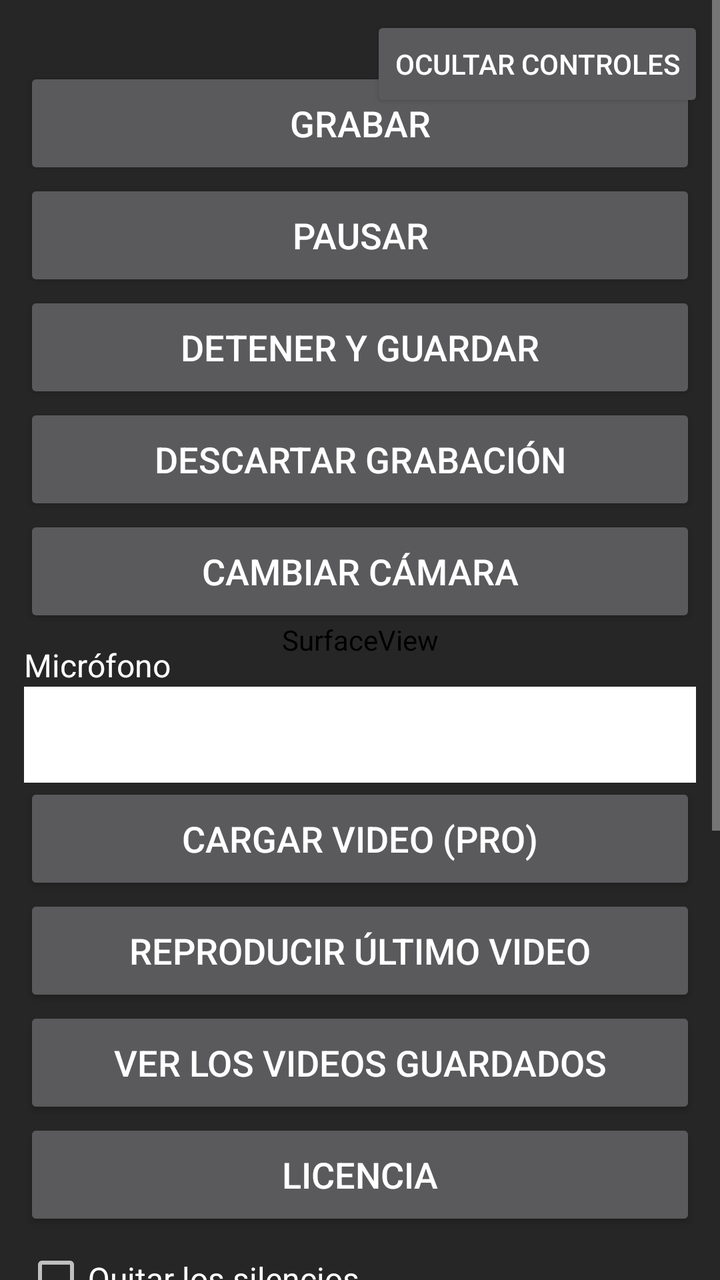
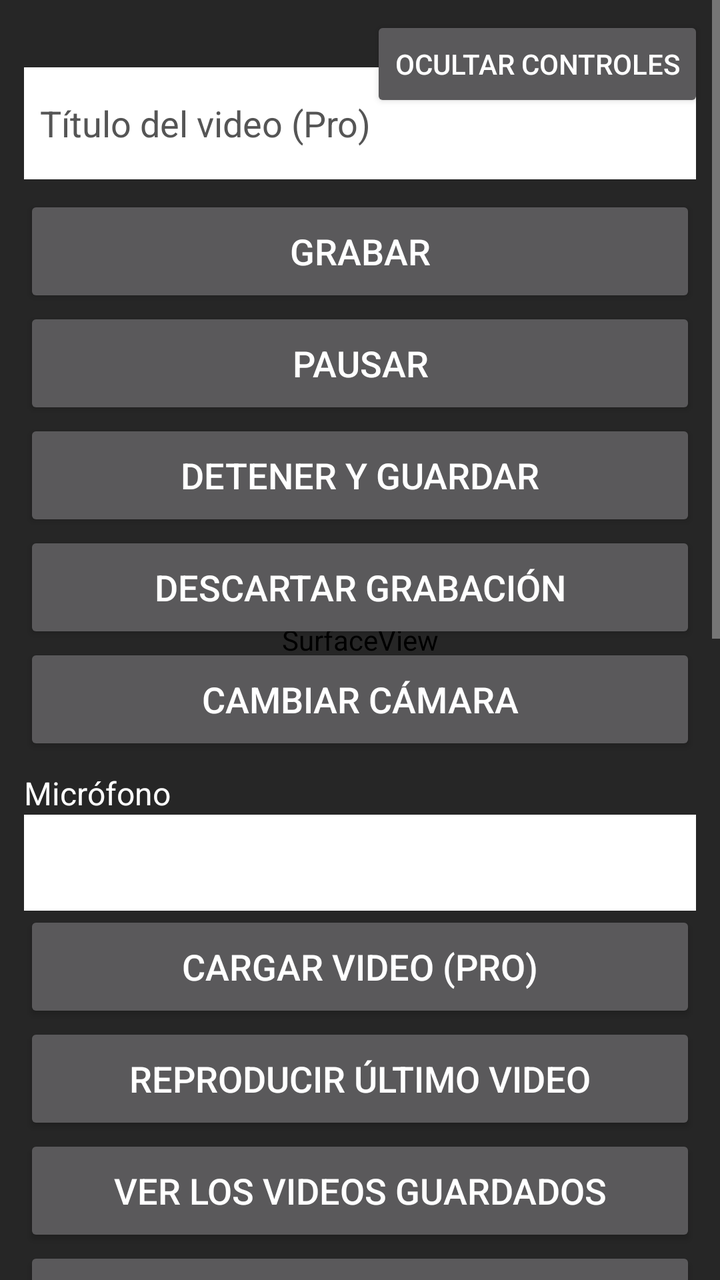

Screens rendered from an Android XML layout before and after an edit, with the pre-edit source and the edit as a unified diff.
<!-- AndroidManifest.xml: application theme Theme.JorCam -->
<!-- res/layout/activity_main.xml -->
<?xml version="1.0" encoding="utf-8"?>
<FrameLayout xmlns:android="http://schemas.android.com/apk/res/android"
    android:layout_width="match_parent"
    android:layout_height="match_parent"
    android:background="#000000">

    
    <SurfaceView
        android:id="@+id/vista"
        android:layout_width="match_parent"
        android:layout_height="match_parent"
        android:layout_gravity="center"
        android:importantForAccessibility="no" />

    <Button
        android:id="@+id/btnControles"
        android:layout_width="wrap_content"
        android:layout_height="wrap_content"
        android:layout_gravity="top|end"
        android:layout_margin="8dp"
        android:minHeight="48dp"
        android:text="@string/ocultar_controles" />

    <ScrollView
        android:id="@+id/panel"
        android:layout_width="match_parent"
        android:layout_height="wrap_content"
        android:layout_gravity="bottom"
        android:background="#B3000000"
        android:fillViewport="false">

        <LinearLayout
            android:id="@+id/controles"
            android:layout_width="match_parent"
            android:layout_height="wrap_content"
            android:orientation="vertical"
            android:padding="12dp">

            <TextView
                android:id="@+id/registro"
                android:layout_width="match_parent"
                android:layout_height="wrap_content"
                android:importantForAccessibility="no"
                android:textColor="#FFFFFF"
                android:textSize="16sp" />

            <ProgressBar
                android:id="@+id/barra"
                style="?android:attr/progressBarStyleHorizontal"
                android:layout_width="match_parent"
                android:layout_height="wrap_content"
                android:max="100"
                android:visibility="gone" />

            <Button
                android:id="@+id/btnGrabar"
                android:layout_width="match_parent"
                android:layout_height="wrap_content"
                android:minHeight="56dp"
                android:text="@string/grabar"
                android:textSize="18sp" />

            <Button
                android:id="@+id/btnPausar"
                android:layout_width="match_parent"
                android:layout_height="wrap_content"
                android:minHeight="56dp"
                android:text="@string/pausar"
                android:textSize="18sp" />

            <Button
                android:id="@+id/btnDetener"
                android:layout_width="match_parent"
                android:layout_height="wrap_content"
                android:minHeight="56dp"
                android:text="@string/detener"
                android:textSize="18sp" />

            <Button
                android:id="@+id/btnDescartar"
                android:layout_width="match_parent"
                android:layout_height="wrap_content"
                android:minHeight="56dp"
                android:text="@string/descartar"
                android:textSize="18sp" />

            <Button
                android:id="@+id/btnCamara"
                android:layout_width="match_parent"
                android:layout_height="wrap_content"
                android:minHeight="56dp"
                android:text="@string/cambiar_camara"
                android:textSize="18sp" />

            <TextView
                android:layout_width="match_parent"
                android:layout_height="wrap_content"
                android:labelFor="@+id/spinnerMic"
                android:paddingTop="8dp"
                android:text="@string/microfono"
                android:textColor="#FFFFFF"
                android:textSize="16sp" />

            <Spinner
                android:id="@+id/spinnerMic"
                android:layout_width="match_parent"
                android:layout_height="wrap_content"
                android:minHeight="48dp"
                android:background="#FFFFFF" />

            <Button
                android:id="@+id/btnCargar"
                android:layout_width="match_parent"
                android:layout_height="wrap_content"
                android:minHeight="56dp"
                android:text="@string/cargar_pro"
                android:textSize="18sp" />

            <Button
                android:id="@+id/btnReproducir"
                android:layout_width="match_parent"
                android:layout_height="wrap_content"
                android:minHeight="56dp"
                android:text="@string/reproducir"
                android:textSize="18sp" />

            <Button
                android:id="@+id/btnCarpeta"
                android:layout_width="match_parent"
                android:layout_height="wrap_content"
                android:minHeight="56dp"
                android:text="@string/carpeta"
                android:textSize="18sp" />

            <Button
                android:id="@+id/btnLicencia"
                android:layout_width="match_parent"
                android:layout_height="wrap_content"
                android:minHeight="56dp"
                android:text="@string/licencia"
                android:textSize="18sp" />

            <CheckBox
                android:id="@+id/checkSilencios"
                android:layout_width="match_parent"
                android:layout_height="wrap_content"
                android:minHeight="48dp"
                android:text="@string/quitar_silencios"
                android:textColor="#FFFFFF"
                android:textSize="16sp" />

            <TextView
                android:layout_width="match_parent"
                android:layout_height="wrap_content"
                android:labelFor="@+id/spinnerSens"
                android:text="@string/agresividad"
                android:textColor="#FFFFFF"
                android:textSize="16sp" />

            <Spinner
                android:id="@+id/spinnerSens"
                android:layout_width="match_parent"
                android:layout_height="wrap_content"
                android:minHeight="48dp"
                android:background="#FFFFFF" />

            <TextView
                android:layout_width="match_parent"
                android:layout_height="wrap_content"
                android:labelFor="@+id/spinnerAntes"
                android:paddingTop="8dp"
                android:text="@string/aire_antes"
                android:textColor="#FFFFFF"
                android:textSize="16sp" />

            <Spinner
                android:id="@+id/spinnerAntes"
                android:layout_width="match_parent"
                android:layout_height="wrap_content"
                android:minHeight="48dp"
                android:background="#FFFFFF" />

            <TextView
                android:layout_width="match_parent"
                android:layout_height="wrap_content"
                android:labelFor="@+id/spinnerDespues"
                android:paddingTop="8dp"
                android:text="@string/aire_despues"
                android:textColor="#FFFFFF"
                android:textSize="16sp" />

            <Spinner
                android:id="@+id/spinnerDespues"
                android:layout_width="match_parent"
                android:layout_height="wrap_content"
                android:minHeight="48dp"
                android:background="#FFFFFF" />

            <CheckBox
                android:id="@+id/checkVoz"
                android:layout_width="match_parent"
                android:layout_height="wrap_content"
                android:minHeight="48dp"
                android:text="@string/voz_propia"
                android:textColor="#FFFFFF"
                android:textSize="16sp" />
        </LinearLayout>
    </ScrollView>
</FrameLayout>
<!-- resources referenced by this layout -->
<resources>
  <string name="agresividad">Qué tan agresivo es el recorte de silencios (Pro)</string>
  <string name="aire_antes">Aire antes de cada frase, en milisegundos (Pro)</string>
  <string name="aire_despues">Aire después de cada frase, en milisegundos (Pro)</string>
  <string name="cambiar_camara">Cambiar cámara</string>
  <string name="cargar_pro">Cargar video (Pro)</string>
  <string name="carpeta">Ver los videos guardados</string>
  <string name="descartar">Descartar grabación</string>
  <string name="detener">Detener y guardar</string>
  <string name="grabar">Grabar</string>
  <string name="licencia">Licencia</string>
  <string name="microfono">Micrófono</string>
  <string name="ocultar_controles">Ocultar controles</string>
  <string name="pausar">Pausar</string>
  <string name="quitar_silencios">Quitar los silencios</string>
  <string name="reproducir">Reproducir último video</string>
  <string name="voz_propia">Anunciar con la voz de JorCam (si tu lector de pantalla no anuncia)</string>
  <style name="Theme.JorCam" parent="Theme.AppCompat.NoActionBar">
          <item name="android:windowBackground">@android:color/black</item>
      </style>
</resources>

<!-- the commit's change to res/layout/activity_main.xml (unified diff, before → after) -->
@@ -52,6 +52,22 @@
                 android:max="100"
                 android:visibility="gone" />
 
+            <EditText
+                android:id="@+id/campoTitulo"
+                android:layout_width="match_parent"
+                android:layout_height="wrap_content"
+                android:layout_marginBottom="8dp"
+                android:background="#FFFFFF"
+                android:hint="@string/titulo_pro"
+                android:importantForAutofill="no"
+                android:inputType="textCapSentences"
+                android:maxLength="90"
+                android:minHeight="56dp"
+                android:padding="8dp"
+                android:textColor="#000000"
+                android:textColorHint="#555555"
+                android:textSize="18sp" />
+
             <Button
                 android:id="@+id/btnGrabar"
                 android:layout_width="match_parent"
@@ -195,6 +211,54 @@
                 android:layout_height="wrap_content"
                 android:minHeight="48dp"
                 android:background="#FFFFFF" />
+
+            <TextView
+                android:layout_width="match_parent"
+                android:layout_height="wrap_content"
+                android:labelFor="@+id/spinnerTitColor"
+                android:paddingTop="8dp"
+                android:text="@string/color_titulo"
+                android:textColor="#FFFFFF"
+                android:textSize="16sp" />
+
+            <Spinner
+                android:id="@+id/spinnerTitColor"
+                android:layout_width="match_parent"
+                android:layout_height="wrap_content"
+                android:background="#FFFFFF"
+                android:minHeight="48dp" />
+
+            <TextView
+                android:layout_width="match_parent"
+                android:layout_height="wrap_content"
+                android:labelFor="@+id/spinnerTitFuente"
+                android:paddingTop="8dp"
+                android:text="@string/fuente_titulo"
+                android:textColor="#FFFFFF"
+                android:textSize="16sp" />
+
+            <Spinner
+                android:id="@+id/spinnerTitFuente"
+                android:layout_width="match_parent"
+                android:layout_height="wrap_content"
+                android:background="#FFFFFF"
+                android:minHeight="48dp" />
+
+            <TextView
+                android:layout_width="match_parent"
+                android:layout_height="wrap_content"
+                android:labelFor="@+id/spinnerTitTam"
+                android:paddingTop="8dp"
+                android:text="@string/tam_titulo"
+                android:textColor="#FFFFFF"
+                android:textSize="16sp" />
+
+            <Spinner
+                android:id="@+id/spinnerTitTam"
+                android:layout_width="match_parent"
+                android:layout_height="wrap_content"
+                android:background="#FFFFFF"
+                android:minHeight="48dp" />
 
             <CheckBox
                 android:id="@+id/checkVoz"
<!-- resource entries referenced after the edit -->
@@ -6,8 +6,10 @@
   <string name="cambiar_camara">Cambiar cámara</string>
   <string name="cargar_pro">Cargar video (Pro)</string>
   <string name="carpeta">Ver los videos guardados</string>
+  <string name="color_titulo">Color del título (Pro)</string>
   <string name="descartar">Descartar grabación</string>
   <string name="detener">Detener y guardar</string>
+  <string name="fuente_titulo">Fuente del título (Pro)</string>
   <string name="grabar">Grabar</string>
   <string name="licencia">Licencia</string>
   <string name="microfono">Micrófono</string>
@@ -15,6 +17,8 @@
   <string name="pausar">Pausar</string>
   <string name="quitar_silencios">Quitar los silencios</string>
   <string name="reproducir">Reproducir último video</string>
+  <string name="tam_titulo">Tamaño del título (Pro)</string>
+  <string name="titulo_pro">Título del video (Pro)</string>
   <string name="voz_propia">Anunciar con la voz de JorCam (si tu lector de pantalla no anuncia)</string>
   <style name="Theme.JorCam" parent="Theme.AppCompat.NoActionBar">
           <item name="android:windowBackground">@android:color/black</item>
